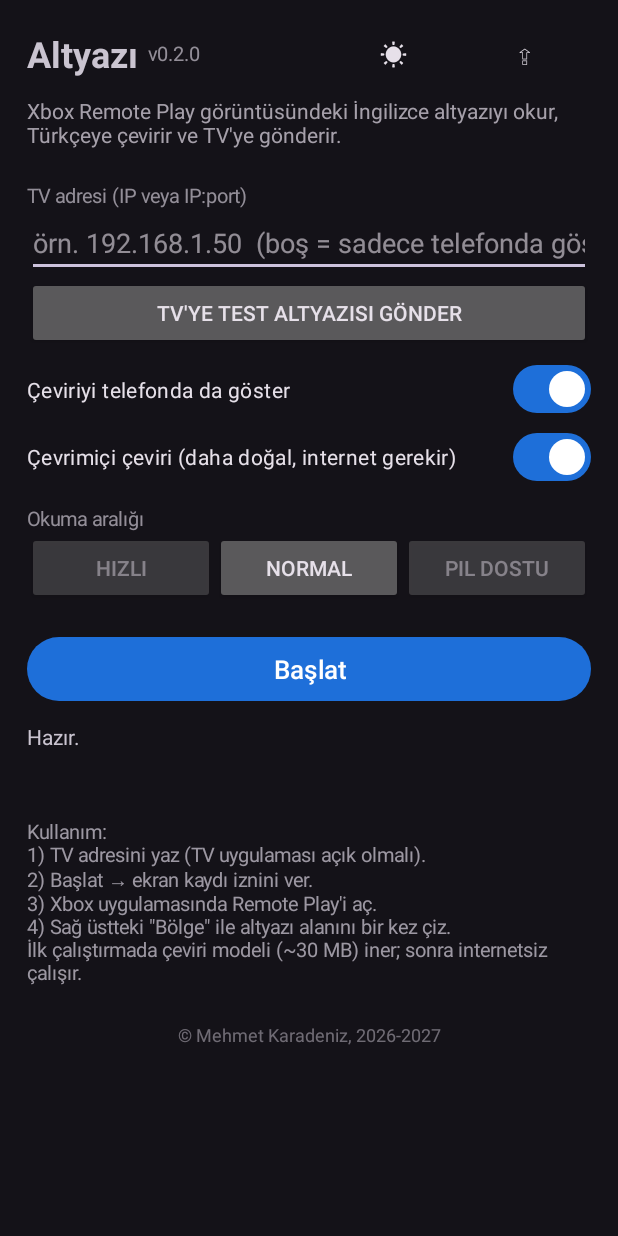
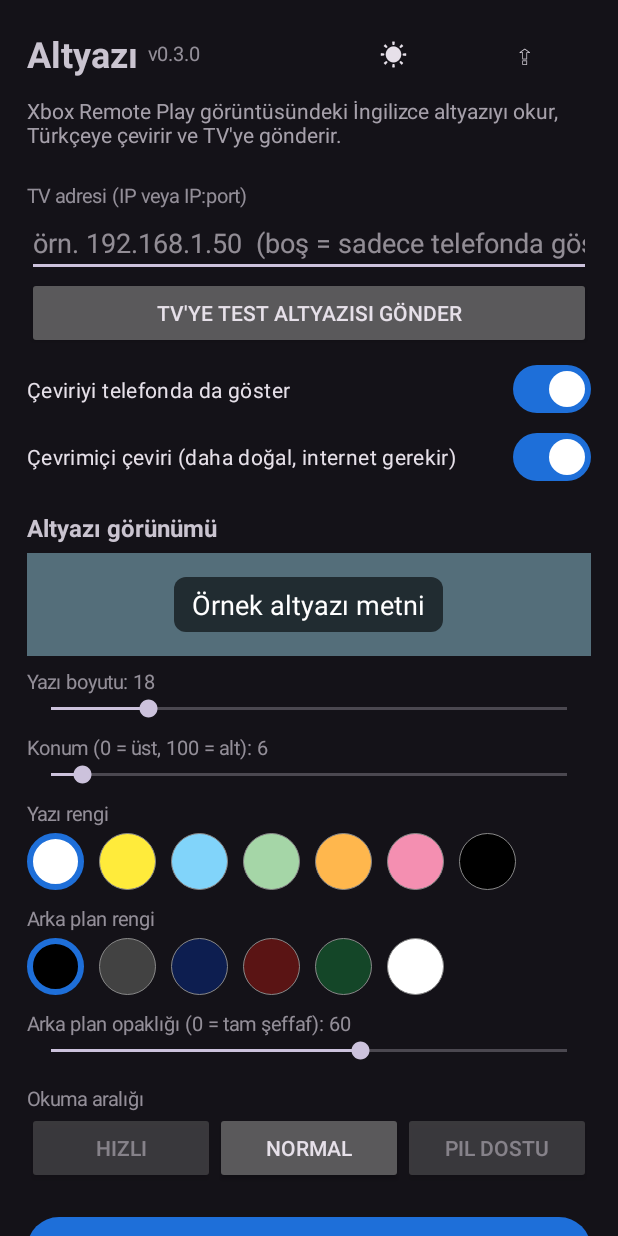
Before and after one commit to karadenizmehmet-debug/Xbx, an Android app: the screen it shows after launch (MainActivity), on a phone screen of 412 x 824 dp. Run offline under Robolectric (Android 15) with nearby library versions, the phone set to English and light mode, and no system bars.

Commit message:
v0.3.0: altyazı görünüm ayarları, ekran görüntüsü izni
- Yazı boyutu, konum, yazı rengi, arka plan rengi ve opaklığı ayarlanabilir
- FLAG_SECURE kaldırıldı; kendi kaplamalarının üstündeki OCR satırları atılıyor

Co-Authored-By: Claude Fable 5.2 <noreply@anthropic.com>
Claude-Session: https://claude.ai/code/session_014Tdjtc4sN8Z38kdLfCMDHw

```diff
--- a/app/build.gradle.kts
+++ b/app/build.gradle.kts
@@ -11,8 +11,8 @@ android {
         applicationId = "com.karadeniz.altyazi"
         minSdk = 30
         targetSdk = 35
-        versionCode = 2
-        versionName = "0.2.0"
+        versionCode = 3
+        versionName = "0.3.0"
         ndk { abiFilters += "arm64-v8a" }
     }
 
--- a/app/src/main/java/com/karadeniz/altyazi/Ayarlar.kt
+++ b/app/src/main/java/com/karadeniz/altyazi/Ayarlar.kt
@@ -1,6 +1,7 @@
 package com.karadeniz.altyazi
 
 import android.content.Context
+import android.graphics.Color
 import android.graphics.RectF
 
 /** Uygulama ayarları (SharedPreferences). Bölge, ekranın oranı olarak (0..1) saklanır. */
@@ -19,6 +20,33 @@ class Ayarlar(context: Context) {
     var cevrimici: Boolean
         get() = p.getBoolean("cevrimici", true)
         set(v) = p.edit().putBoolean("cevrimici", v).apply()
+
+    // --- Altyazı görünümü ---
+    var yaziBoyutu: Int
+        get() = p.getInt("yaziBoyutu", 18)
+        set(v) = p.edit().putInt("yaziBoyutu", v).apply()
+
+    /** Dikey konum: 0 = en üst, 100 = en alt. */
+    var konumYuzde: Int
+        get() = p.getInt("konum", 6)
+        set(v) = p.edit().putInt("konum", v).apply()
+
+    var yaziRengi: Int
+        get() = p.getInt("yaziRengi", Color.WHITE)
+        set(v) = p.edit().putInt("yaziRengi", v).apply()
+
+    var arkaRengi: Int
+        get() = p.getInt("arkaRengi", Color.BLACK)
+        set(v) = p.edit().putInt("arkaRengi", v).apply()
+
+    /** Arka plan opaklığı: 0 = tam şeffaf, 100 = tam dolu. */
+    var arkaOpaklik: Int
+        get() = p.getInt("arkaOpaklik", 60)
+        set(v) = p.edit().putInt("arkaOpaklik", v).apply()
+
+    fun arkaArgb(): Int = Color.argb(
+        arkaOpaklik * 255 / 100, Color.red(arkaRengi), Color.green(arkaRengi), Color.blue(arkaRengi)
+    )
 
     var geceModu: Boolean
         get() = p.getBoolean("gece", true)
@@ -45,5 +73,7 @@ class Ayarlar(context: Context) {
 object Durum {
     @Volatile var calisiyor = false
     var dinleyici: ((String) -> Unit)? = null
+    /** Görünüm ayarı değişti: servis kaplamayı yeniden biçimlendirir. */
+    var stilDinleyici: (() -> Unit)? = null
     var sonCeviriDinleyici: ((String, String) -> Unit)? = null
 }
--- a/app/src/main/java/com/karadeniz/altyazi/MainActivity.kt
+++ b/app/src/main/java/com/karadeniz/altyazi/MainActivity.kt
@@ -3,7 +3,9 @@ package com.karadeniz.altyazi
 import android.Manifest
 import android.content.Intent
 import android.content.pm.PackageManager
+import android.graphics.Color
 import android.graphics.Typeface
+import android.graphics.drawable.GradientDrawable
 import android.media.projection.MediaProjectionConfig
 import android.media.projection.MediaProjectionManager
 import android.net.Uri
@@ -16,8 +18,10 @@ import android.view.View
 import android.view.ViewGroup
 import android.widget.Button
 import android.widget.EditText
+import android.widget.FrameLayout
 import android.widget.LinearLayout
 import android.widget.ScrollView
+import android.widget.SeekBar
 import android.widget.TextView
 import android.widget.Toast
 import androidx.activity.result.contract.ActivityResultContracts
@@ -168,6 +172,8 @@ class MainActivity : AppCompatActivity() {
             setPadding(0, dp(4), 0, dp(4))
         })
 
+        kok.addView(gorunumBolumu())
+
         kok.addView(etiket("Okuma aralığı"))
         val aralikSatir = LinearLayout(this).apply { orientation = LinearLayout.HORIZONTAL }
         listOf(300L to "Hızlı", 450L to "Normal", 800L to "Pil dostu").forEach { (ms, ad) ->
@@ -224,6 +230,99 @@ class MainActivity : AppCompatActivity() {
         return ScrollView(this).apply { addView(kok) }
     }
 
+    private val yaziRenkleri = intArrayOf(
+        Color.WHITE, Color.rgb(255, 235, 59), Color.rgb(129, 212, 250),
+        Color.rgb(165, 214, 167), Color.rgb(255, 183, 77), Color.rgb(244, 143, 177), Color.BLACK
+    )
+    private val arkaRenkleri = intArrayOf(
+        Color.BLACK, Color.rgb(66, 66, 66), Color.rgb(13, 30, 80),
+        Color.rgb(90, 20, 20), Color.rgb(20, 70, 40), Color.WHITE
+    )
+
+    /** Altyazı görünümü: boyut, konum, yazı rengi, arka plan rengi ve şeffaflığı. */
+    private fun gorunumBolumu(): View {
+        val b = LinearLayout(this).apply {
+            orientation = LinearLayout.VERTICAL
+            setPadding(0, dp(12), 0, dp(6))
+        }
+        b.addView(TextView(this).apply {
+            text = "Altyazı görünümü"
+            textSize = 16f
+            setTypeface(typeface, Typeface.BOLD)
+        })
+        val onizleme = TextView(this).apply {
+            text = "Örnek altyazı metni"
+            gravity = Gravity.CENTER
+            setPadding(dp(12), dp(6), dp(12), dp(6))
+            background = GradientDrawable().apply { cornerRadius = dp(8).toFloat() }
+        }
+        val cerceve = FrameLayout(this).apply {
+            setBackgroundColor(Color.rgb(84, 110, 122))
+            setPadding(dp(8), dp(16), dp(8), dp(16))
+            addView(onizleme, FrameLayout.LayoutParams(-2, -2, Gravity.CENTER))
+        }
+        fun yenile(bildir: Boolean = true) {
+            onizleme.textSize = ayar.yaziBoyutu.toFloat()
+            onizleme.setTextColor(ayar.yaziRengi)
+            (onizleme.background as GradientDrawable).setColor(ayar.arkaArgb())
+            if (bildir) Durum.stilDinleyici?.invoke()
+        }
+        b.addView(cerceve, LinearLayout.LayoutParams(-1, -2).apply { topMargin = dp(6) })
+        b.addView(kaydirici("Yazı boyutu", 12, 44, ayar.yaziBoyutu) { ayar.yaziBoyutu = it; yenile() })
+        b.addView(kaydirici("Konum (0 = üst, 100 = alt)", 0, 100, ayar.konumYuzde) { ayar.konumYuzde = it; yenile() })
+        b.addView(renkSatiri("Yazı rengi", yaziRenkleri, ayar.yaziRengi) { ayar.yaziRengi = it; yenile() })
+        b.addView(renkSatiri("Arka plan rengi", arkaRenkleri, ayar.arkaRengi) { ayar.arkaRengi = it; yenile() })
+        b.addView(kaydirici("Arka plan opaklığı (0 = tam şeffaf)", 0, 100, ayar.arkaOpaklik) { ayar.arkaOpaklik = it; yenile() })
+        yenile(false)
+        return b
+    }
+
+    private fun kaydirici(ad: String, enAz: Int, enCok: Int, deger: Int, degisti: (Int) -> Unit): View {
+        val kutu = LinearLayout(this).apply { orientation = LinearLayout.VERTICAL }
+        val yazi = etiket("$ad: $deger")
+        kutu.addView(yazi)
+        kutu.addView(SeekBar(this).apply {
+            min = enAz; max = enCok; progress = deger
+            setOnSeekBarChangeListener(object : SeekBar.OnSeekBarChangeListener {
+                override fun onProgressChanged(s: SeekBar?, v: Int, kullanici: Boolean) {
+                    yazi.text = "$ad: $v"
+                    if (kullanici) degisti(v)
+                }
+                override fun onStartTrackingTouch(s: SeekBar?) {}
+                override fun onStopTrackingTouch(s: SeekBar?) {}
+            })
+        })
+        return kutu
+    }
+
+    private fun renkSatiri(ad: String, renkler: IntArray, secili: Int, degisti: (Int) -> Unit): View {
+        val kutu = LinearLayout(this).apply { orientation = LinearLayout.VERTICAL }
+        kutu.addView(etiket(ad))
+        val satir = LinearLayout(this).apply {
+            orientation = LinearLayout.HORIZONTAL
+            setPadding(0, dp(4), 0, dp(2))
+        }
+        fun ciz(v: View, renk: Int, sec: Boolean) {
+            v.background = GradientDrawable().apply {
+                shape = GradientDrawable.OVAL
+                setColor(renk)
+                setStroke(dp(if (sec) 4 else 1), if (sec) Color.rgb(30, 111, 217) else Color.GRAY)
+            }
+        }
+        renkler.forEach { renk ->
+            val nokta = View(this)
+            ciz(nokta, renk, renk == secili)
+            nokta.setOnClickListener {
+                for (i in 0 until satir.childCount) ciz(satir.getChildAt(i), renkler[i], false)
+                ciz(nokta, renk, true)
+                degisti(renk)
+            }
+            satir.addView(nokta, LinearLayout.LayoutParams(dp(38), dp(38)).apply { marginEnd = dp(10) })
+        }
+        kutu.addView(satir)
+        return kutu
+    }
+
     private fun etiket(s: String) = TextView(this).apply {
         text = s
         textSize = 13f
```
Also changed, not shown: app/src/main/java/com/karadeniz/altyazi/CaptureService.kt (+66 -5 lines).
